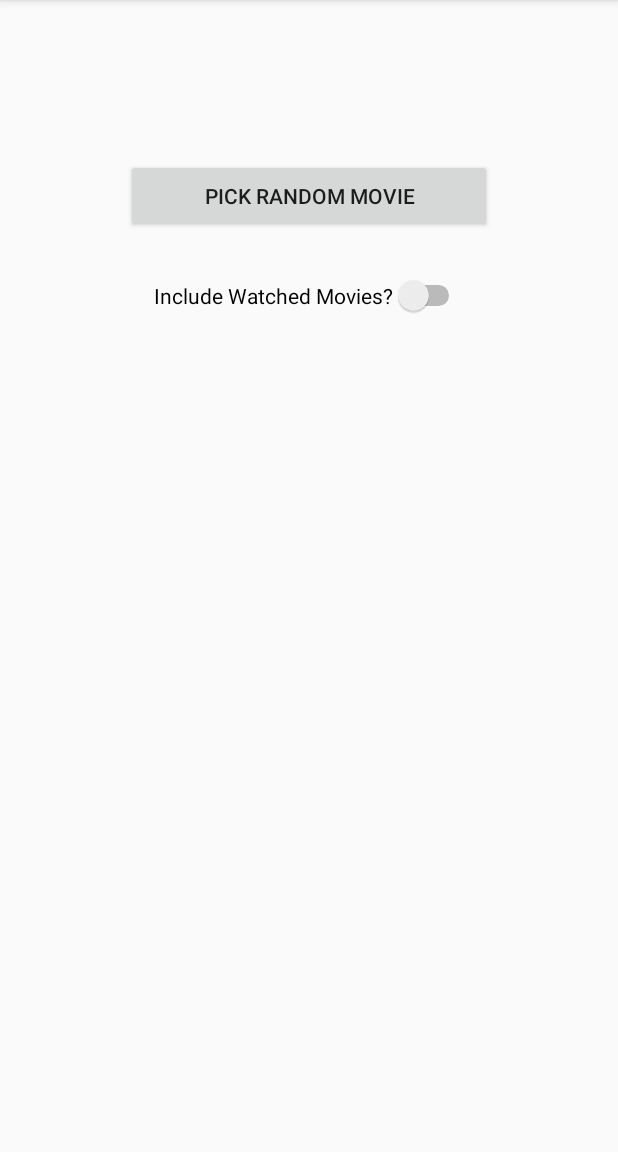
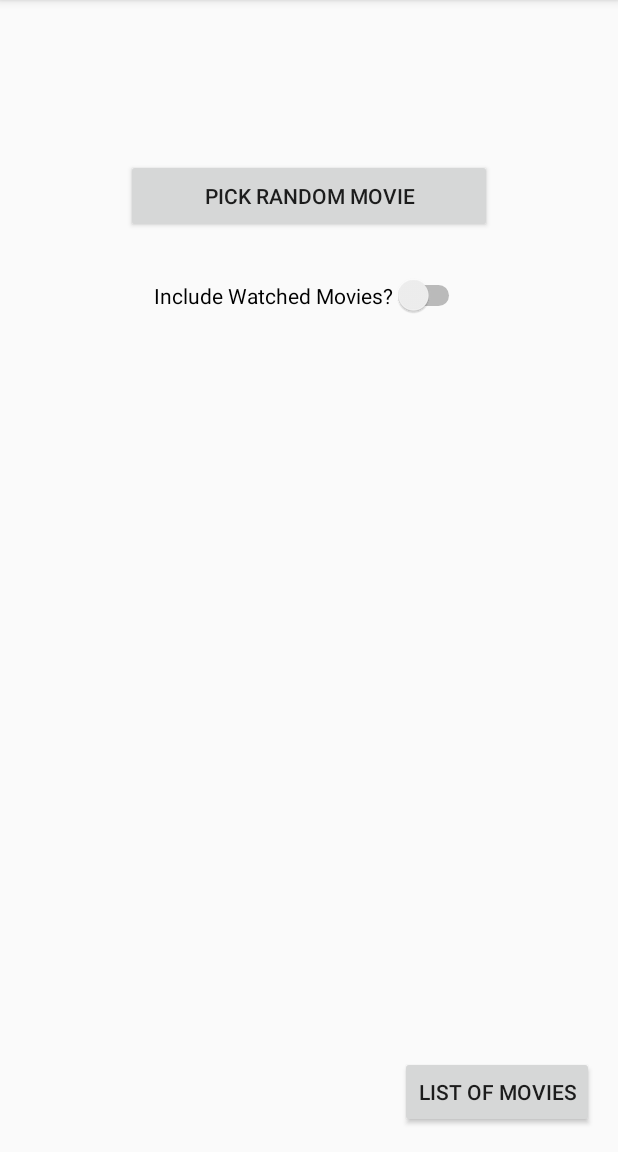
Before and after one commit to jaxon63/MoviePicker, an Android app: the screen it shows after launch (MainActivity), on a phone screen of 412 x 824 dp, the part 84-1236 px from its top. Run offline under Robolectric (Android 15) with nearby library versions, the phone set to English and light mode, and no system bars.

Commit message:
Added Movie List Activity
Added movie list activity that allows users to change the watched status on all movies.

```diff
--- a/app/src/main/AndroidManifest.xml
+++ b/app/src/main/AndroidManifest.xml
@@ -16,6 +16,7 @@
                 <category android:name="android.intent.category.LAUNCHER" />
             </intent-filter>
         </activity>
+        <activity android:name=".Movie_List"></activity>
     </application>
 
 </manifest>
--- a/app/src/main/java/com/example/el_ja/top100picker/MainActivity.java
+++ b/app/src/main/java/com/example/el_ja/top100picker/MainActivity.java
@@ -1,5 +1,7 @@
 package com.example.el_ja.top100picker;
 
+import android.app.Activity;
+import android.content.Intent;
 import android.os.Bundle;
 import android.support.v7.app.AppCompatActivity;
 import android.util.Log;
@@ -19,10 +21,11 @@ import java.io.FileInputStream;
 import java.io.FileWriter;
 import java.io.IOException;
 import java.io.InputStream;
+import java.lang.reflect.Array;
 import java.util.ArrayList;
 import java.util.Random;
 
-public class MainActivity extends AppCompatActivity {
+public class MainActivity extends AppCompatActivity implements java.io.Serializable {
 
     private ArrayList<Movie> movies;
     private String masterJson;
@@ -37,6 +40,7 @@ public class MainActivity extends AppCompatActivity {
         Button pickButton = findViewById(R.id.pickButton);
         final Switch watchedMovie = findViewById(R.id.watchedMovies);
         final Button setWatched = findViewById(R.id.setWatched);
+        Button listButton = findViewById(R.id.ListButton);
 
 
         final Random generator = new Random();
@@ -56,6 +60,7 @@ public class MainActivity extends AppCompatActivity {
                         public void onClick(View v){
                         movies.get(index).setWatched(true);
                         saveJson();
+                        Toast.makeText(getBaseContext(), "Movie added to watched list", Toast.LENGTH_SHORT).show();
 
                         }
                     });
@@ -63,6 +68,25 @@ public class MainActivity extends AppCompatActivity {
 
             }
         });
+
+        listButton.setOnClickListener(new View.OnClickListener() {
+            @Override
+            public void onClick(View v) {
+                Intent intent = new Intent(MainActivity.this, Movie_List.class);
+                intent.putExtra("movies", movies);
+                startActivityForResult(intent, 1);
+            }
+        });
+    }
+
+    @Override
+    protected void onActivityResult(int requestCode, int resultCode, Intent data){
+        if(requestCode == 1){
+            if(resultCode == Activity.RESULT_OK){
+                movies = (ArrayList<Movie>)data.getSerializableExtra("movies");
+                saveJson();
+            }
+        }
     }
 
 
@@ -85,7 +109,7 @@ public class MainActivity extends AppCompatActivity {
 
         masterJson = moviesJson.toString();
         writeInternal();
-        Toast.makeText(this, "Movie added to watched list", Toast.LENGTH_SHORT).show();
+
 
     }
 
--- a/app/src/main/java/com/example/el_ja/top100picker/Movie.java
+++ b/app/src/main/java/com/example/el_ja/top100picker/Movie.java
@@ -1,6 +1,6 @@
 package com.example.el_ja.top100picker;
 
-public class Movie {
+public class Movie implements java.io.Serializable {
     private String name;
     private Boolean watched;
 
--- a/app/src/main/res/layout/activity_main.xml
+++ b/app/src/main/res/layout/activity_main.xml
@@ -54,4 +54,15 @@
         app:layout_constraintHorizontal_bias="0.501"
         app:layout_constraintStart_toStartOf="parent"
         app:layout_constraintTop_toBottomOf="@+id/randomMovie" />
+
+    <Button
+        android:id="@+id/ListButton"
+        android:layout_width="wrap_content"
+        android:layout_height="wrap_content"
+        android:layout_marginEnd="16dp"
+        android:layout_marginBottom="16dp"
+        android:text="List of Movies"
+        app:layout_constraintBottom_toBottomOf="parent"
+        app:layout_constraintEnd_toEndOf="parent" />
+
 </android.support.constraint.ConstraintLayout>
```
Also changed, not shown: app/src/main/java/com/example/el_ja/top100picker/MovieAdapater.java (added, +80 -0 lines), app/src/main/java/com/example/el_ja/top100picker/Movie_List.java (added, +41 -0 lines), app/src/main/res/layout/activity_movie__list.xml (added, +24 -0 lines), app/src/main/res/layout/movie_row.xml (added, +20 -0 lines), 1 other file.
